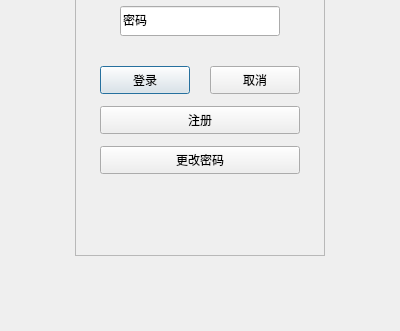
First picture: the form in GUI/LoginDialogUI.ui, repository ljcleo/DBProj, before the edit; both pictures show x 0 to 400 and y 169 to 500 of the 400 by 500 pixel window.
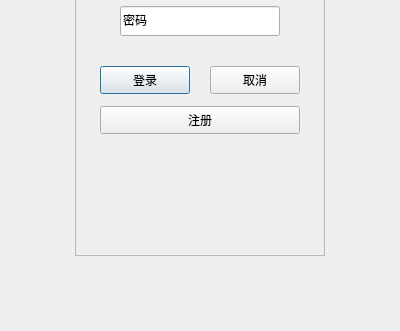
Second picture: the form after the edit.

Diff of the .ui file:
```diff
--- a/GUI/LoginDialogUI.ui
+++ b/GUI/LoginDialogUI.ui
@@ -73,19 +73,6 @@
      <string>取消</string>
     </property>
    </widget>
-   <widget class="QPushButton" name="ChangePassword">
-    <property name="geometry">
-     <rect>
-      <x>25</x>
-      <y>240</y>
-      <width>200</width>
-      <height>28</height>
-     </rect>
-    </property>
-    <property name="text">
-     <string>更改密码</string>
-    </property>
-   </widget>
    <widget class="QLabel" name="Title">
     <property name="geometry">
      <rect>
```
Left out of the diff: 17 changed lines with no effect on the pictures.
